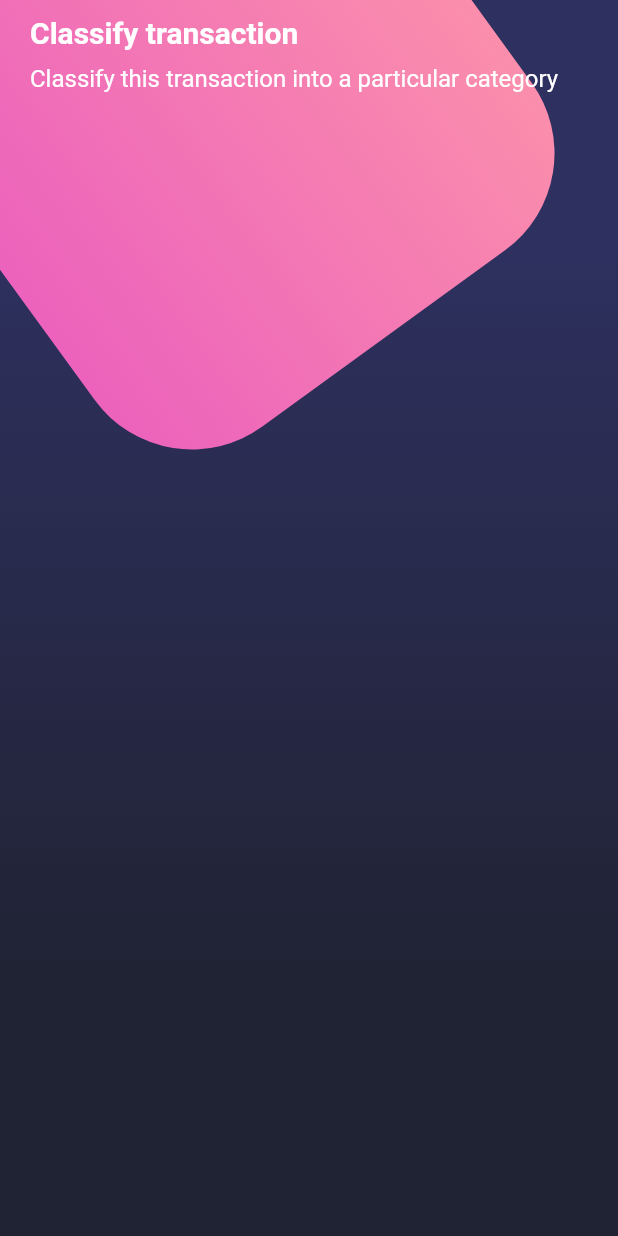
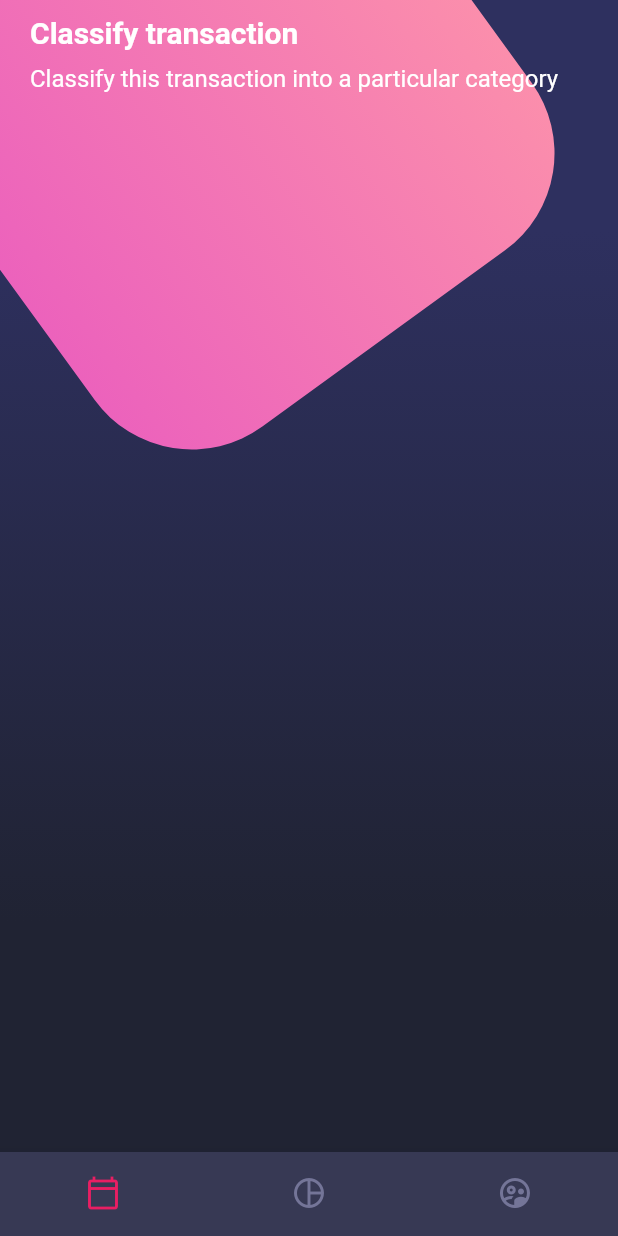
Before and after one commit to andres-mestra/design-flutter, a Flutter app: the screen it shows after launch, on a phone screen of 412 x 824 dp. Run offline on Flutter 3.47's test engine with Material 2 defaults, Android fonts, the phone set to English and light mode, and no system bars.

Commit message:
feat: bottom navigation bar

```diff
--- a/lib/src/screens/home_screen.dart
+++ b/lib/src/screens/home_screen.dart
@@ -1,6 +1,7 @@
 import 'package:flutter/material.dart';
 import 'package:desing/src/widgets/background.dart';
 import 'package:desing/src/widgets/page_title.dart';
+import 'package:desing/src/widgets/custom_navigation.dart';
 
 class HomeScreen extends StatelessWidget {
   const HomeScreen({Key? key}) : super(key: key);
@@ -9,12 +10,12 @@
   Widget build(BuildContext context) {
     return Scaffold(
       body: Stack(
-        children: [
-          //Background
+        children: const [
           Background(),
-          _HomeBody()
+          _HomeBody(),
         ],
       ),
+      bottomNavigationBar: const CustomNavigation(),
     );
   }
 }
@@ -28,7 +29,7 @@
   Widget build(BuildContext context) {
     return SingleChildScrollView(
       child: Column(
-        children: [
+        children: const [
           //Titles
           PageTitle()
         ],
--- /dev/null
+++ b/lib/src/widgets/custom_navigation.dart
@@ -0,0 +1,30 @@
+import 'package:flutter/material.dart';
+
+class CustomNavigation extends StatelessWidget {
+  const CustomNavigation({Key? key}) : super(key: key);
+
+  @override
+  Widget build(BuildContext context) {
+    return BottomNavigationBar(
+      selectedItemColor: Colors.pink,
+      backgroundColor: const Color.fromRGBO(55, 57, 84, 1),
+      unselectedItemColor: const Color.fromRGBO(116, 117, 152, 1),
+      showSelectedLabels: false,
+      showUnselectedLabels: false,
+      items: const [
+        BottomNavigationBarItem(
+          icon: Icon(Icons.calendar_today_outlined),
+          label: 'Calendario',
+        ),
+        BottomNavigationBarItem(
+          icon: Icon(Icons.pie_chart_outline_outlined),
+          label: 'Gráfica',
+        ),
+        BottomNavigationBarItem(
+          icon: Icon(Icons.supervised_user_circle_outlined),
+          label: 'Usuarios',
+        ),
+      ],
+    );
+  }
+}
```
